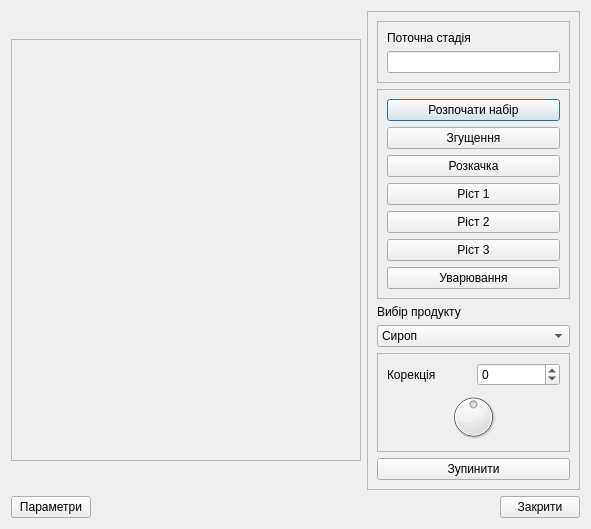
Old version of the form aparat/scada/dlgapone.ui in the repository vanessaorgua/illitsi.
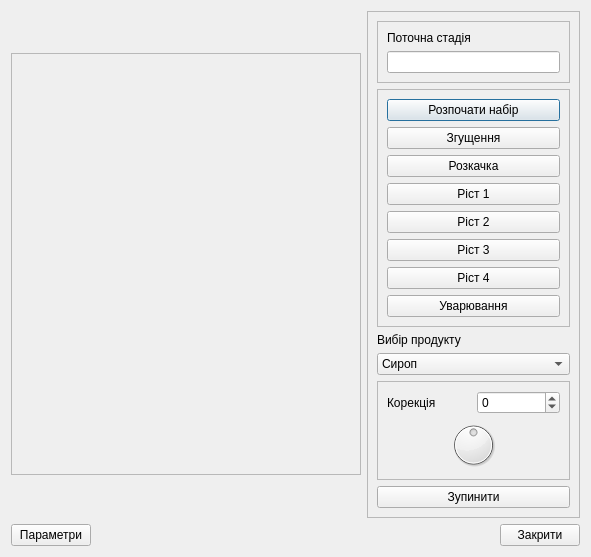
New version of the form.

What changed in the file:
```diff
--- a/aparat/scada/dlgapone.ui
+++ b/aparat/scada/dlgapone.ui
@@ -7,7 +7,7 @@
     <x>0</x>
     <y>0</y>
     <width>591</width>
-    <height>499</height>
+    <height>529</height>
    </rect>
   </property>
   <property name="windowTitle">
@@ -96,6 +96,13 @@
            </property>
           </widget>
          </item>
+         <item>
+          <widget class="QPushButton" name="bnGrowth_4">
+           <property name="text">
+            <string>Ріст 4</string>
+           </property>
+          </widget>
+         </item>
          <item>
           <widget class="QPushButton" name="bnClasp">
            <property name="text">
@@ -137,19 +144,6 @@
         </item>
        </widget>
       </item>
-      <item>
-       <spacer name="verticalSpacer_2">
-        <property name="orientation">
-         <enum>Qt::Vertical</enum>
-        </property>
-        <property name="sizeHint" stdset="0">
-         <size>
-          <width>20</width>
-          <height>56</height>
-         </size>
-        </property>
-       </spacer>
-      </item>
       <item>
        <widget class="QFrame" name="frame_3">
         <property name="frameShape">
```
